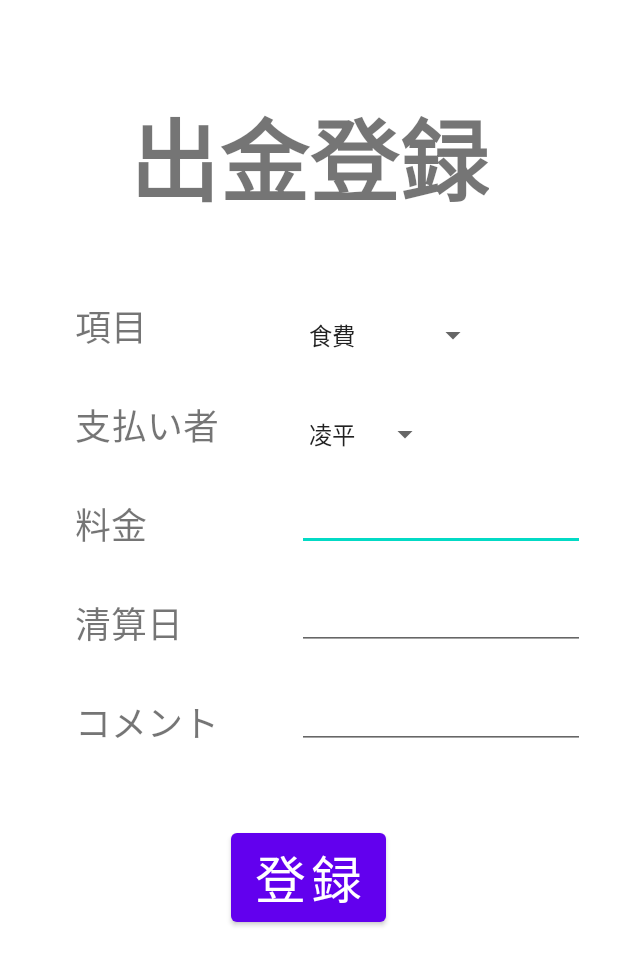
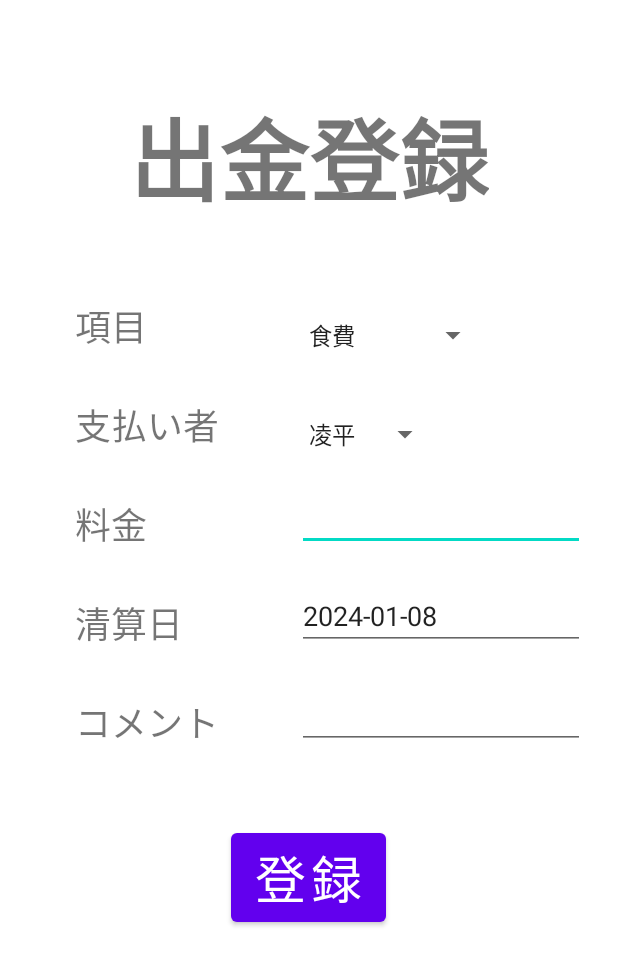
Before and after one commit to ryohei-kawaguchi-personal/CommonAccountSystem, an Android app: the RegisterWithdrawalActivity screen opened directly, with no data from a screen before it, on a phone screen of 412 x 824 dp. Shown: the top 965 px of the screen. Run offline under Robolectric (Android 15) with nearby library versions, the phone set to English and light mode, and no system bars.

Commit message:
#9 の対応

```diff
--- a/app/src/main/java/com/example/commonaccountsystem/activity/RegisterWithdrawalActivity.java
+++ b/app/src/main/java/com/example/commonaccountsystem/activity/RegisterWithdrawalActivity.java
@@ -20,6 +20,8 @@ import com.example.commonaccountsystem.validation.EmptyValidation;
 import com.example.commonaccountsystem.repository.ItemRepository;
 import com.example.commonaccountsystem.repository.PayerRepository;
 
+import java.time.LocalDate;
+import java.time.YearMonth;
 import java.util.Calendar;
 import java.util.List;
 import java.util.Locale;
@@ -38,6 +40,10 @@ public class RegisterWithdrawalActivity extends AppCompatActivity implements Ada
         Spinner itemSpinner = (Spinner) findViewById(R.id.item_spinner);
         setSpinner(itemSpinner, itemRepository.fetchNamesWithVariableCost());
         itemSpinner.setOnItemSelectedListener(this);
+
+        EditText liquidationDate = (EditText) findViewById(R.id.liquidation_date_edittext);
+        LocalDate now = LocalDate.now();
+        liquidationDate.setText(now.toString());
     }
     private void setSpinner(Spinner spinner, List<String> items){
         if(items != null){
```
